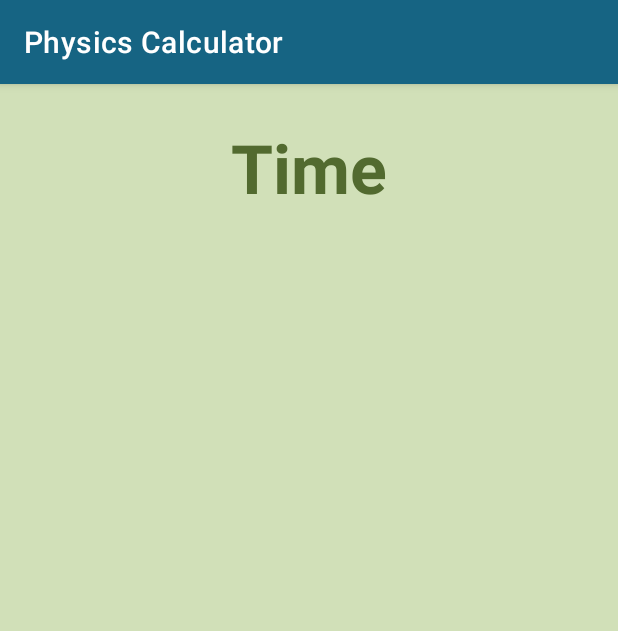
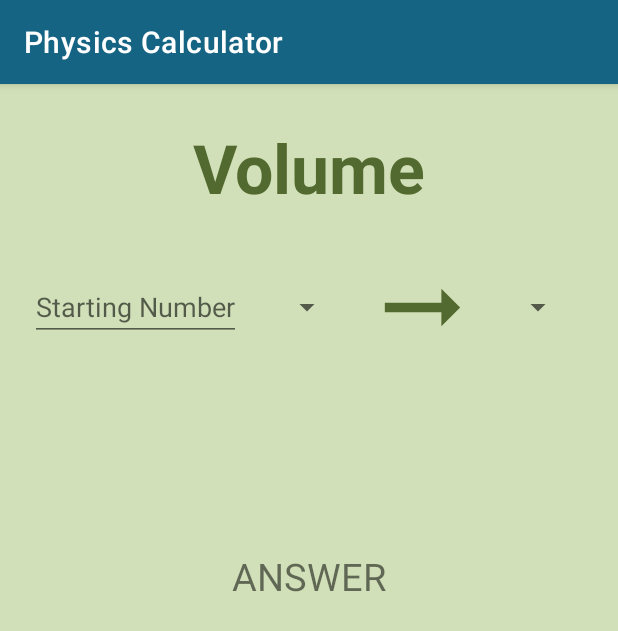
Before and after one commit to cshoe12/PhysicsCalculator, an Android app: the VolumeFragment screen opened through its navigation route, on a phone screen of 412 x 824 dp. Shown: the top 631 px of the screen. Run offline under Robolectric (Android 15) with nearby library versions, the phone set to English and light mode, and no system bars; 1 statement that could not run was skipped.

Commit message:
units ui pt 2

```diff
--- a/app/src/main/java/com/example/physicscalculator/TimeFragment.kt
+++ b/app/src/main/java/com/example/physicscalculator/TimeFragment.kt
@@ -5,7 +5,7 @@ import androidx.fragment.app.Fragment
 import android.view.LayoutInflater
 import android.view.View
 import android.view.ViewGroup
-import com.example.physicscalculator.databinding.FragmentMassBinding
+
 import com.example.physicscalculator.databinding.FragmentTimeBinding
 
 class TimeFragment : Fragment() {
--- a/app/src/main/java/com/example/physicscalculator/VolumeFragment.kt
+++ b/app/src/main/java/com/example/physicscalculator/VolumeFragment.kt
@@ -5,11 +5,13 @@ import androidx.fragment.app.Fragment
 import android.view.LayoutInflater
 import android.view.View
 import android.view.ViewGroup
-import com.example.physicscalculator.databinding.FragmentTimeBinding
+import android.widget.ArrayAdapter
+import android.widget.Spinner
+import com.example.physicscalculator.databinding.FragmentVolumeBinding
 
 class VolumeFragment : Fragment() {
 
-    private var _binding: FragmentTimeBinding? = null
+    private var _binding: FragmentVolumeBinding? = null
     private val binding get() = _binding!!
 
     override fun onCreateView(
@@ -17,8 +19,14 @@ class VolumeFragment : Fragment() {
         savedInstanceState: Bundle?
     ): View? {
         // Inflate the layout for this fragment
-        _binding = FragmentTimeBinding.inflate(inflater, container, false)
+        _binding = FragmentVolumeBinding.inflate(inflater, container, false)
         val rootView = binding.root
+
+        val unitsArrayAdapter = ArrayAdapter.createFromResource(requireActivity(), R.array.volume_units,
+            android.R.layout.simple_spinner_item)
+        unitsArrayAdapter.setDropDownViewResource(android.R.layout.simple_spinner_dropdown_item)
+       binding.VinitialSpinner.adapter = unitsArrayAdapter
+
 
         return rootView
     }
--- a/app/src/main/res/layout/activity_main.xml
+++ b/app/src/main/res/layout/activity_main.xml
@@ -13,4 +13,5 @@
         android:name = "androidx.navigation.fragment.NavHostFragment"
         app:navGraph="@navigation/nav_graph"
         app:defaultNavHost="true"/>
+
 </androidx.constraintlayout.widget.ConstraintLayout>
--- a/app/src/main/res/layout/fragment_volume.xml
+++ b/app/src/main/res/layout/fragment_volume.xml
@@ -9,7 +9,7 @@
 
     <!-- TODO: Update blank fragment layout -->
     <TextView
-        android:id="@+id/volume_title_textView"
+        android:id="@+id/V_title_textView"
         android:layout_width="wrap_content"
         android:layout_height="wrap_content"
         android:text="Volume"
@@ -22,52 +22,54 @@
         app:layout_constraintTop_toTopOf="parent" />
 
     <EditText
-        android:id="@+id/og_value_editText"
+        android:id="@+id/M_og_value_editText"
         android:layout_width="wrap_content"
         android:layout_height="wrap_content"
-        android:layout_marginTop="40dp"
         android:hint="Starting Number"
         android:inputType="number"
         android:layout_marginLeft="20dp"
+        android:layout_marginTop="40dp"
         app:layout_constraintStart_toStartOf="parent"
-        app:layout_constraintTop_toBottomOf="@+id/volume_title_textView" />
+        app:layout_constraintTop_toBottomOf="@+id/V_title_textView" />
 
     <Spinner
-        android:id="@+id/spinner"
+        android:id="@+id/M_initial_spinner"
         android:layout_width="wrap_content"
         android:layout_height="wrap_content"
         android:layout_marginLeft="20dp"
-        app:layout_constraintBottom_toBottomOf="@+id/og_value_editText"
-        app:layout_constraintStart_toEndOf="@+id/og_value_editText"
-        app:layout_constraintTop_toTopOf="@+id/og_value_editText" />
+        app:layout_constraintBottom_toBottomOf="@+id/M_og_value_editText"
+        app:layout_constraintStart_toEndOf="@+id/M_og_value_editText"
+        app:layout_constraintTop_toTopOf="@+id/M_og_value_editText" />
 
     <ImageView
-        android:id="@+id/imageView2"
+        android:id="@+id/T_arrow_imageView"
         android:layout_width="wrap_content"
         android:layout_height="wrap_content"
         android:layout_marginLeft="15dp"
-
         android:src="@drawable/ic_baseline_arrow_right_alt_24"
-        app:layout_constraintBottom_toBottomOf="@+id/og_value_editText"
-        app:layout_constraintStart_toEndOf="@+id/spinner"
-        app:layout_constraintTop_toTopOf="@+id/og_value_editText" />
+        app:layout_constraintBottom_toBottomOf="@+id/M_og_value_editText"
+        app:layout_constraintStart_toEndOf="@+id/M_initial_spinner"
+        app:layout_constraintTop_toTopOf="@+id/M_og_value_editText" />
 
     <Spinner
-        android:id="@+id/spinner2"
+        android:id="@+id/M_final_spinner"
         android:layout_width="wrap_content"
         android:layout_height="wrap_content"
         android:layout_marginLeft="15dp"
-        app:layout_constraintBottom_toBottomOf="@+id/og_value_editText"
-        app:layout_constraintStart_toEndOf="@+id/imageView2"
-        app:layout_constraintTop_toTopOf="@+id/og_value_editText" />
+        app:layout_constraintBottom_toBottomOf="@+id/M_og_value_editText"
+        app:layout_constraintStart_toEndOf="@+id/T_arrow_imageView"
+        app:layout_constraintTop_toTopOf="@+id/M_og_value_editText" />
 
-<!--    <TextView-->
-<!--        android:id="@+id/volume_answer_textView"-->
-<!--        android:layout_width="wrap_content"-->
-<!--        android:layout_height="wrap_content"-->
-<!--        android:text="TextView"-->
-<!--        tools:layout_editor_absoluteX="85dp"-->
-<!--        tools:layout_editor_absoluteY="257dp" />-->
+    <TextView
+        android:id="@+id/M_answer_textView"
+        android:layout_width="wrap_content"
+        android:layout_height="wrap_content"
+        android:text="ANSWER"
+        android:textSize="25sp"
+        android:layout_marginTop="150dp"
+        app:layout_constraintEnd_toEndOf="parent"
+        app:layout_constraintStart_toStartOf="parent"
+        app:layout_constraintTop_toBottomOf="@+id/M_initial_spinner" />
 
 
 </androidx.constraintlayout.widget.ConstraintLayout>
```
Also changed, not shown: app/src/main/res/layout/fragment_mass.xml (+50 -1 lines), app/src/main/res/layout/fragment_time.xml (+52 -1 lines).
